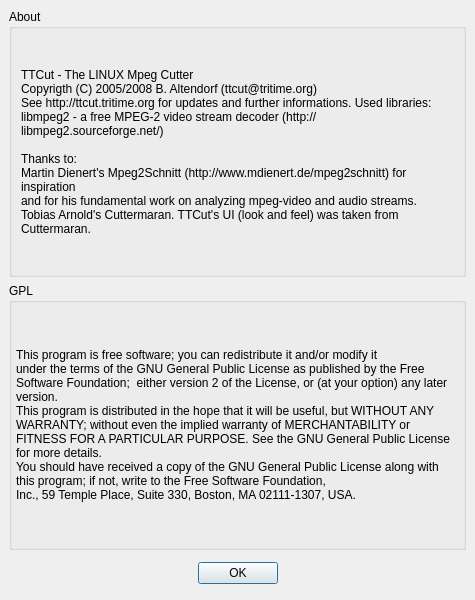
This is branches/work/ui/aboutdlg.ui in BackupTheBerlios/ttcut-svn as Qt 5 draws it before an edit. The edited form follows.
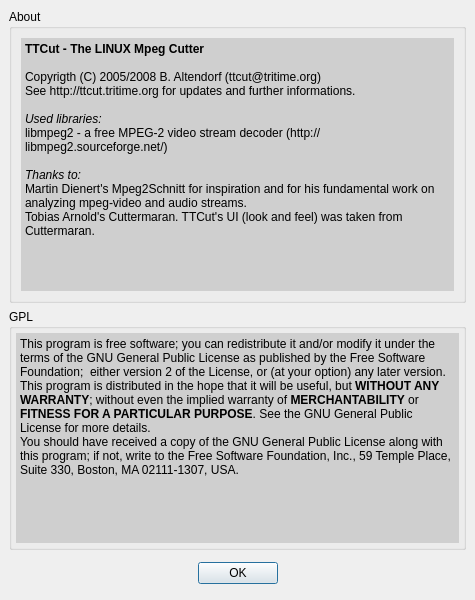
This is the edited form.

The edit to the form file:
```diff
--- a/branches/work/ui/aboutdlg.ui
+++ b/branches/work/ui/aboutdlg.ui
@@ -39,47 +39,16 @@
    <property name="spacing" >
     <number>6</number>
    </property>
-   <item row="0" column="0" >
-    <widget class="QGroupBox" name="gbAbout" >
-     <property name="title" >
-      <string>About</string>
-     </property>
-     <layout class="QGridLayout" >
-      <property name="margin" >
-       <number>9</number>
-      </property>
-      <property name="spacing" >
-       <number>6</number>
-      </property>
-      <item row="0" column="0" >
-       <widget class="QLabel" name="laAbout" >
-        <property name="text" >
-         <string>TTCut - The LINUX Mpeg Cutter
-Copyrigth (C) 2005/2008 B. Altendorf (ttcut@tritime.org)
-See http://ttcut.tritime.org for updates and further informations. Used libraries:
-libmpeg2 - a free MPEG-2 video stream decoder (http://libmpeg2.sourceforge.net/)
-
-Thanks to:
-Martin Dienert's Mpeg2Schnitt (http://www.mdienert.de/mpeg2schnitt) for inspiration
-and for his fundamental work on analyzing mpeg-video and audio streams.
-Tobias Arnold's Cuttermaran. TTCut's UI (look and feel) was taken from Cuttermaran.</string>
-        </property>
-        <property name="textFormat" >
-         <enum>Qt::PlainText</enum>
-        </property>
-        <property name="scaledContents" >
-         <bool>true</bool>
-        </property>
-        <property name="wordWrap" >
-         <bool>true</bool>
-        </property>
-       </widget>
-      </item>
-     </layout>
-    </widget>
-   </item>
    <item row="1" column="0" >
     <widget class="QGroupBox" name="gbGPL" >
+     <property name="sizePolicy" >
+      <sizepolicy>
+       <hsizetype>5</hsizetype>
+       <vsizetype>1</vsizetype>
+       <horstretch>0</horstretch>
+       <verstretch>0</verstretch>
+      </sizepolicy>
+     </property>
      <property name="title" >
       <string>GPL</string>
      </property>
@@ -91,17 +60,400 @@
        <number>4</number>
       </property>
       <item row="0" column="0" >
-       <widget class="QLabel" name="laGPL" >
-        <property name="text" >
-         <string>This program is free software; you can redistribute it and/or modify it
-under the terms of the GNU General Public License as published by the Free Software Foundation;  either version 2 of the License, or (at your option) any later version. 
-This program is distributed in the hope that it will be useful, but WITHOUT ANY WARRANTY; without even the implied warranty of MERCHANTABILITY or FITNESS FOR A PARTICULAR PURPOSE. See the GNU General Public License for more details.   
-You should have received a copy of the GNU General Public License along with this program; if not, write to the Free Software Foundation,
-Inc., 59 Temple Place, Suite 330, Boston, MA 02111-1307, USA.</string>
+       <widget class="QTextEdit" name="textEdit_2" >
+        <property name="enabled" >
+         <bool>true</bool>
         </property>
-        <property name="wordWrap" >
+        <property name="minimumSize" >
+         <size>
+          <width>0</width>
+          <height>210</height>
+         </size>
+        </property>
+        <property name="palette" >
+         <palette>
+          <active>
+           <colorrole role="WindowText" >
+            <brush brushstyle="SolidPattern" >
+             <color alpha="255" >
+              <red>0</red>
+              <green>0</green>
+              <blue>0</blue>
+             </color>
+            </brush>
+           </colorrole>
+           <colorrole role="Button" >
+            <brush brushstyle="SolidPattern" >
+             <color alpha="255" >
+              <red>207</red>
+              <green>207</green>
+              <blue>207</blue>
+             </color>
+            </brush>
+           </colorrole>
+           <colorrole role="Light" >
+            <brush brushstyle="SolidPattern" >
+             <color alpha="255" >
+              <red>255</red>
+              <green>255</green>
+              <blue>255</blue>
+             </color>
+            </brush>
+           </colorrole>
+           <colorrole role="Midlight" >
+            <brush brushstyle="SolidPattern" >
+             <color alpha="255" >
+              <red>231</red>
+              <green>231</green>
+              <blue>231</blue>
+             </color>
+            </brush>
+           </colorrole>
+           <colorrole role="Dark" >
+            <brush brushstyle="SolidPattern" >
+             <color alpha="255" >
+              <red>103</red>
+              <green>103</green>
+              <blue>103</blue>
+             </color>
+            </brush>
+           </colorrole>
+           <colorrole role="Mid" >
+            <brush brushstyle="SolidPattern" >
+             <color alpha="255" >
+              <red>138</red>
+              <green>138</green>
+              <blue>138</blue>
+             </color>
+            </brush>
+           </colorrole>
+           <colorrole role="Text" >
+            <brush brushstyle="SolidPattern" >
+             <color alpha="255" >
+              <red>0</red>
+              <green>0</green>
+              <blue>0</blue>
+             </color>
+            </brush>
+           </colorrole>
+           <colorrole role="BrightText" >
+            <brush brushstyle="SolidPattern" >
+             <color alpha="255" >
+              <red>255</red>
+              <green>255</green>
+              <blue>255</blue>
+             </color>
+            </brush>
+           </colorrole>
+           <colorrole role="ButtonText" >
+            <brush brushstyle="SolidPattern" >
+             <color alpha="255" >
+              <red>0</red>
+              <green>0</green>
+              <blue>0</blue>
+             </color>
+            </brush>
+           </colorrole>
+           <colorrole role="Base" >
+            <brush brushstyle="SolidPattern" >
+             <color alpha="255" >
+              <red>207</red>
+              <green>207</green>
+              <blue>207</blue>
+             </color>
+            </brush>
+           </colorrole>
+           <colorrole role="Window" >
+            <brush brushstyle="SolidPattern" >
+             <color alpha="255" >
+              <red>207</red>
+              <green>207</green>
+              <blue>207</blue>
+             </color>
+            </brush>
+           </colorrole>
+           <colorrole role="Shadow" >
+            <brush brushstyle="SolidPattern" >
+             <color alpha="255" >
+              <red>0</red>
+              <green>0</green>
+              <blue>0</blue>
+             </color>
+            </brush>
+           </colorrole>
+           <colorrole role="AlternateBase" >
+            <brush brushstyle="SolidPattern" >
+             <color alpha="255" >
+              <red>231</red>
+              <green>231</green>
+              <blue>231</blue>
+             </color>
+            </brush>
+           </colorrole>
+          </active>
+          <inactive>
+           <colorrole role="WindowText" >
+            <brush brushstyle="SolidPattern" >
+             <color alpha="255" >
+              <red>0</red>
+              <green>0</green>
+              <blue>0</blue>
+             </color>
+            </brush>
+           </colorrole>
+           <colorrole role="Button" >
+            <brush brushstyle="SolidPattern" >
+             <color alpha="255" >
+              <red>207</red>
+              <green>207</green>
+              <blue>207</blue>
+             </color>
+            </brush>
+           </colorrole>
+           <colorrole role="Light" >
+            <brush brushstyle="SolidPattern" >
+             <color alpha="255" >
+              <red>255</red>
+              <green>255</green>
+              <blue>255</blue>
+             </color>
+            </brush>
+           </colorrole>
+           <colorrole role="Midlight" >
+            <brush brushstyle="SolidPattern" >
+             <color alpha="255" >
+              <red>231</red>
+              <green>231</green>
+              <blue>231</blue>
+             </color>
+            </brush>
+           </colorrole>
+           <colorrole role="Dark" >
+            <brush brushstyle="SolidPattern" >
+             <color alpha="255" >
+              <red>103</red>
+              <green>103</green>
+              <blue>103</blue>
+             </color>
+            </brush>
+           </colorrole>
+           <colorrole role="Mid" >
+            <brush brushstyle="SolidPattern" >
+             <color alpha="255" >
+              <red>138</red>
+              <green>138</green>
+              <blue>138</blue>
+             </color>
+            </brush>
+           </colorrole>
+           <colorrole role="Text" >
+            <brush brushstyle="SolidPattern" >
+             <color alpha="255" >
+              <red>0</red>
+              <green>0</green>
+              <blue>0</blue>
+             </color>
+            </brush>
+           </colorrole>
+           <colorrole role="BrightText" >
+            <brush brushstyle="SolidPattern" >
+             <color alpha="255" >
+              <red>255</red>
+              <green>255</green>
+              <blue>255</blue>
+             </color>
+            </brush>
+           </colorrole>
+           <colorrole role="ButtonText" >
+            <brush brushstyle="SolidPattern" >
+             <color alpha="255" >
+              <red>0</red>
+              <green>0</green>
+              <blue>0</blue>
+             </color>
+            </brush>
+           </colorrole>
+           <colorrole role="Base" >
+            <brush brushstyle="SolidPattern" >
+             <color alpha="255" >
+              <red>207</red>
+              <green>207</green>
+              <blue>207</blue>
+             </color>
+            </brush>
+           </colorrole>
+           <colorrole role="Window" >
+            <brush brushstyle="SolidPattern" >
+             <color alpha="255" >
+              <red>207</red>
+              <green>207</green>
+              <blue>207</blue>
+             </color>
+            </brush>
+           </colorrole>
+           <colorrole role="Shadow" >
+            <brush brushstyle="SolidPattern" >
+             <color alpha="255" >
+              <red>0</red>
+              <green>0</green>
+              <blue>0</blue>
+             </color>
+            </brush>
+           </colorrole>
+           <colorrole role="AlternateBase" >
+            <brush brushstyle="SolidPattern" >
+             <color alpha="255" >
+              <red>231</red>
+              <green>231</green>
+              <blue>231</blue>
+             </color>
+            </brush>
+           </colorrole>
+          </inactive>
+          <disabled>
+           <colorrole role="WindowText" >
+            <brush brushstyle="SolidPattern" >
+             <color alpha="255" >
+              <red>103</red>
+              <green>103</green>
+              <blue>103</blue>
+             </color>
+            </brush>
+           </colorrole>
+           <colorrole role="Button" >
+            <brush brushstyle="SolidPattern" >
+             <color alpha="255" >
+              <red>207</red>
+              <green>207</green>
+              <blue>207</blue>
+             </color>
+            </brush>
+           </colorrole>
+           <colorrole role="Light" >
+            <brush brushstyle="SolidPattern" >
+             <color alpha="255" >
+              <red>255</red>
+              <green>255</green>
+              <blue>255</blue>
+             </color>
+            </brush>
+           </colorrole>
+           <colorrole role="Midlight" >
+            <brush brushstyle="SolidPattern" >
+             <color alpha="255" >
+              <red>231</red>
+              <green>231</green>
+              <blue>231</blue>
+             </color>
+            </brush>
+           </colorrole>
+           <colorrole role="Dark" >
+            <brush brushstyle="SolidPattern" >
+             <color alpha="255" >
+              <red>103</red>
+              <green>103</green>
+              <blue>103</blue>
+             </color>
+            </brush>
+           </colorrole>
+           <colorrole role="Mid" >
+            <brush brushstyle="SolidPattern" >
+             <color alpha="255" >
+              <red>138</red>
+              <green>138</green>
+              <blue>138</blue>
+             </color>
+            </brush>
+           </colorrole>
+           <colorrole role="Text" >
+            <brush brushstyle="SolidPattern" >
+             <color alpha="255" >
+              <red>103</red>
+              <green>103</green>
+              <blue>103</blue>
+             </color>
+            </brush>
+           </colorrole>
+           <colorrole role="BrightText" >
+            <brush brushstyle="SolidPattern" >
+             <color alpha="255" >
+              <red>255</red>
+              <green>255</green>
+              <blue>255</blue>
+             </color>
+            </brush>
+           </colorrole>
+           <colorrole role="ButtonText" >
+            <brush brushstyle="SolidPattern" >
+             <color alpha="255" >
+              <red>103</red>
+              <green>103</green>
+              <blue>103</blue>
+             </color>
+            </brush>
+           </colorrole>
+           <colorrole role="Base" >
+            <brush brushstyle="SolidPattern" >
+             <color alpha="255" >
+              <red>207</red>
+              <green>207</green>
+              <blue>207</blue>
+             </color>
+            </brush>
+           </colorrole>
+           <colorrole role="Window" >
+            <brush brushstyle="SolidPattern" >
+             <color alpha="255" >
+              <red>207</red>
+              <green>207</green>
+              <blue>207</blue>
+             </color>
+            </brush>
+           </colorrole>
+           <colorrole role="Shadow" >
+            <brush brushstyle="SolidPattern" >
+             <color alpha="255" >
+              <red>0</red>
+              <green>0</green>
+              <blue>0</blue>
+             </color>
+            </brush>
+           </colorrole>
+           <colorrole role="AlternateBase" >
+            <brush brushstyle="SolidPattern" >
+             <color alpha="255" >
+              <red>207</red>
+              <green>207</green>
+              <blue>207</blue>
+             </color>
+            </brush>
+           </colorrole>
+          </disabled>
+         </palette>
+        </property>
+        <property name="frameShape" >
+         <enum>QFrame::NoFrame</enum>
+        </property>
+        <property name="frameShadow" >
+         <enum>QFrame::Plain</enum>
+        </property>
+        <property name="verticalScrollBarPolicy" >
+         <enum>Qt::ScrollBarAlwaysOff</enum>
+        </property>
+        <property name="horizontalScrollBarPolicy" >
+         <enum>Qt::ScrollBarAlwaysOff</enum>
+        </property>
+        <property name="readOnly" >
          <bool>true</bool>
         </property>
+        <property name="html" >
+         <string>&lt;html>&lt;head>&lt;meta name="qrichtext" content="1" />&lt;style type="text/css">
+p, li { white-space: pre-wrap; }
+&lt;/style>&lt;/head>&lt;body style=" font-family:'Sans Serif'; font-size:9pt; font-weight:400; font-style:normal; text-decoration:none;">
+&lt;p style=" margin-top:0px; margin-bottom:0px; margin-left:0px; margin-right:0px; -qt-block-indent:0; text-indent:0px;">This program is free software; you can redistribute it and/or modify it under the terms of the GNU General Public License as published by the Free Software Foundation;  either version 2 of the License, or (at your option) any later version. &lt;/p>
+&lt;p style=" margin-top:0px; margin-bottom:0px; margin-left:0px; margin-right:0px; -qt-block-indent:0; text-indent:0px;">This program is distributed in the hope that it will be useful, but &lt;span style=" font-weight:600;">WITHOUT ANY WARRANTY&lt;/span>; without even the implied warranty of &lt;span style=" font-weight:600;">MERCHANTABILITY&lt;/span> or &lt;span style=" font-weight:600;">FITNESS FOR A PARTICULAR PURPOSE&lt;/span>. See the GNU General Public License for more details.   &lt;/p>
+&lt;p style=" margin-top:0px; margin-bottom:0px; margin-left:0px; margin-right:0px; -qt-block-indent:0; text-indent:0px;">You should have received a copy of the GNU General Public License along with this program; if not, write to the Free Software Foundation, Inc., 59 Temple Place, Suite 330, Boston, MA 02111-1307, USA.&lt;/p>&lt;/body>&lt;/html></string>
+        </property>
        </widget>
       </item>
      </layout>
@@ -150,6 +502,448 @@
      </item>
     </layout>
    </item>
+   <item row="0" column="0" >
+    <widget class="QGroupBox" name="gbAbout" >
+     <property name="sizePolicy" >
+      <sizepolicy>
+       <hsizetype>5</hsizetype>
+       <vsizetype>1</vsizetype>
+       <horstretch>0</horstretch>
+       <verstretch>2</verstretch>
+      </sizepolicy>
+     </property>
+     <property name="title" >
+      <string>About</string>
+     </property>
+     <layout class="QGridLayout" >
+      <property name="margin" >
+       <number>9</number>
+      </property>
+      <property name="spacing" >
+       <number>6</number>
+      </property>
+      <item row="0" column="0" >
+       <widget class="QTextEdit" name="textEdit" >
+        <property name="enabled" >
+         <bool>true</bool>
+        </property>
+        <property name="sizePolicy" >
+         <sizepolicy>
+          <hsizetype>7</hsizetype>
+          <vsizetype>1</vsizetype>
+          <horstretch>0</horstretch>
+          <verstretch>0</verstretch>
+         </sizepolicy>
+        </property>
+        <property name="minimumSize" >
+         <size>
+          <width>0</width>
+          <height>140</height>
+         </size>
+        </property>
+        <property name="maximumSize" >
+         <size>
+          <width>16777215</width>
+          <height>260</height>
+         </size>
+        </property>
+        <property name="palette" >
+         <palette>
+          <active>
+           <colorrole role="WindowText" >
+            <brush brushstyle="SolidPattern" >
+             <color alpha="255" >
+              <red>0</red>
+              <green>0</green>
+              <blue>0</blue>
+             </color>
+            </brush>
+           </colorrole>
+           <colorrole role="Button" >
+            <brush brushstyle="SolidPattern" >
+             <color alpha="255" >
+              <red>207</red>
+              <green>207</green>
+              <blue>207</blue>
+             </color>
+            </brush>
+           </colorrole>
+           <colorrole role="Light" >
+            <brush brushstyle="SolidPattern" >
+             <color alpha="255" >
+              <red>255</red>
+              <green>255</green>
+              <blue>255</blue>
+             </color>
+            </brush>
+           </colorrole>
+           <colorrole role="Midlight" >
+            <brush brushstyle="SolidPattern" >
+             <color alpha="255" >
+              <red>231</red>
+              <green>231</green>
+              <blue>231</blue>
+             </color>
+            </brush>
+           </colorrole>
+           <colorrole role="Dark" >
+            <brush brushstyle="SolidPattern" >
+             <color alpha="255" >
+              <red>103</red>
+              <green>103</green>
+              <blue>103</blue>
+             </color>
+            </brush>
+           </colorrole>
+           <colorrole role="Mid" >
+            <brush brushstyle="SolidPattern" >
+             <color alpha="255" >
+              <red>138</red>
+              <green>138</green>
+              <blue>138</blue>
+             </color>
+            </brush>
+           </colorrole>
+           <colorrole role="Text" >
+            <brush brushstyle="SolidPattern" >
+             <color alpha="255" >
+              <red>0</red>
+              <green>0</green>
+              <blue>0</blue>
+             </color>
+            </brush>
+           </colorrole>
+           <colorrole role="BrightText" >
+            <brush brushstyle="SolidPattern" >
+             <color alpha="255" >
+              <red>255</red>
+              <green>255</green>
+              <blue>255</blue>
+             </color>
+            </brush>
+           </colorrole>
+           <colorrole role="ButtonText" >
+            <brush brushstyle="SolidPattern" >
+             <color alpha="255" >
+              <red>0</red>
+              <green>0</green>
+              <blue>0</blue>
+             </color>
+            </brush>
+           </colorrole>
+           <colorrole role="Base" >
+            <brush brushstyle="SolidPattern" >
+             <color alpha="255" >
+              <red>207</red>
+              <green>207</green>
+              <blue>207</blue>
+             </color>
+            </brush>
+           </colorrole>
+           <colorrole role="Window" >
+            <brush brushstyle="SolidPattern" >
+             <color alpha="255" >
+              <red>207</red>
+              <green>207</green>
+              <blue>207</blue>
+             </color>
+            </brush>
+           </colorrole>
+           <colorrole role="Shadow" >
+            <brush brushstyle="SolidPattern" >
+             <color alpha="255" >
+              <red>0</red>
+              <green>0</green>
+              <blue>0</blue>
+             </color>
+            </brush>
+           </colorrole>
+           <colorrole role="AlternateBase" >
+            <brush brushstyle="SolidPattern" >
+             <color alpha="255" >
+              <red>231</red>
+              <green>231</green>
+              <blue>231</blue>
+             </color>
+            </brush>
+           </colorrole>
+          </active>
+          <inactive>
+           <colorrole role="WindowText" >
+            <brush brushstyle="SolidPattern" >
+             <color alpha="255" >
+              <red>0</red>
+              <green>0</green>
+              <blue>0</blue>
+             </color>
+            </brush>
+           </colorrole>
+           <colorrole role="Button" >
+            <brush brushstyle="SolidPattern" >
+             <color alpha="255" >
+              <red>207</red>
+              <green>207</green>
+              <blue>207</blue>
+             </color>
+            </brush>
+           </colorrole>
+           <colorrole role="Light" >
+            <brush brushstyle="SolidPattern" >
+             <color alpha="255" >
+              <red>255</red>
+              <green>255</green>
+              <blue>255</blue>
+             </color>
+            </brush>
+           </colorrole>
+           <colorrole role="Midlight" >
+            <brush brushstyle="SolidPattern" >
+             <color alpha="255" >
+              <red>231</red>
+              <green>231</green>
+              <blue>231</blue>
+             </color>
+            </brush>
+           </colorrole>
+           <colorrole role="Dark" >
+            <brush brushstyle="SolidPattern" >
+             <color alpha="255" >
+              <red>103</red>
+              <green>103</green>
+              <blue>103</blue>
+             </color>
+            </brush>
+           </colorrole>
+           <colorrole role="Mid" >
+            <brush brushstyle="SolidPattern" >
+             <color alpha="255" >
+              <red>138</red>
+              <green>138</green>
+              <blue>138</blue>
+             </color>
+            </brush>
+           </colorrole>
+           <colorrole role="Text" >
+            <brush brushstyle="SolidPattern" >
+             <color alpha="255" >
+              <red>0</red>
+              <green>0</green>
+              <blue>0</blue>
+             </color>
+            </brush>
+           </colorrole>
+           <colorrole role="BrightText" >
+            <brush brushstyle="SolidPattern" >
+             <color alpha="255" >
+              <red>255</red>
+              <green>255</green>
+              <blue>255</blue>
+             </color>
+            </brush>
+           </colorrole>
+           <colorrole role="ButtonText" >
+            <brush brushstyle="SolidPattern" >
+             <color alpha="255" >
+              <red>0</red>
+              <green>0</green>
+              <blue>0</blue>
+             </color>
+            </brush>
+           </colorrole>
+           <colorrole role="Base" >
+            <brush brushstyle="SolidPattern" >
+             <color alpha="255" >
+              <red>207</red>
+              <green>207</green>
+              <blue>207</blue>
+             </color>
+            </brush>
+           </colorrole>
+           <colorrole role="Window" >
+            <brush brushstyle="SolidPattern" >
+             <color alpha="255" >
+              <red>207</red>
+              <green>207</green>
+              <blue>207</blue>
+             </color>
+            </brush>
+           </colorrole>
+           <colorrole role="Shadow" >
+            <brush brushstyle="SolidPattern" >
+             <color alpha="255" >
+              <red>0</red>
+              <green>0</green>
+              <blue>0</blue>
+             </color>
+            </brush>
+           </colorrole>
+           <colorrole role="AlternateBase" >
+            <brush brushstyle="SolidPattern" >
+             <color alpha="255" >
+              <red>231</red>
+              <green>231</green>
+              <blue>231</blue>
+             </color>
+            </brush>
+           </colorrole>
+          </inactive>
+          <disabled>
+           <colorrole role="WindowText" >
+            <brush brushstyle="SolidPattern" >
+             <color alpha="255" >
+              <red>103</red>
+              <green>103</green>
+              <blue>103</blue>
+             </color>
+            </brush>
+           </colorrole>
+           <colorrole role="Button" >
+            <brush brushstyle="SolidPattern" >
+             <color alpha="255" >
+              <red>207</red>
+              <green>207</green>
+              <blue>207</blue>
+             </color>
+            </brush>
+           </colorrole>
+           <colorrole role="Light" >
+            <brush brushstyle="SolidPattern" >
+             <color alpha="255" >
+              <red>255</red>
+              <green>255</green>
+              <blue>255</blue>
+             </color>
+            </brush>
+           </colorrole>
+           <colorrole role="Midlight" >
+            <brush brushstyle="SolidPattern" >
+             <color alpha="255" >
+              <red>231</red>
+              <green>231</green>
+              <blue>231</blue>
+             </color>
+            </brush>
+           </colorrole>
+           <colorrole role="Dark" >
+            <brush brushstyle="SolidPattern" >
+             <color alpha="255" >
+              <red>103</red>
+              <green>103</green>
+              <blue>103</blue>
+             </color>
+            </brush>
+           </colorrole>
+           <colorrole role="Mid" >
+            <brush brushstyle="SolidPattern" >
+             <color alpha="255" >
+              <red>138</red>
+              <green>138</green>
+              <blue>138</blue>
+             </color>
+            </brush>
+           </colorrole>
+           <colorrole role="Text" >
+            <brush brushstyle="SolidPattern" >
+             <color alpha="255" >
+              <red>103</red>
+              <green>103</green>
+              <blue>103</blue>
+             </color>
+            </brush>
+           </colorrole>
+           <colorrole role="BrightText" >
+            <brush brushstyle="SolidPattern" >
+             <color alpha="255" >
+              <red>255</red>
+              <green>255</green>
+              <blue>255</blue>
+             </color>
+            </brush>
+           </colorrole>
+           <colorrole role="ButtonText" >
+            <brush brushstyle="SolidPattern" >
+             <color alpha="255" >
+              <red>103</red>
+              <green>103</green>
+              <blue>103</blue>
+             </color>
+            </brush>
+           </colorrole>
+           <colorrole role="Base" >
+            <brush brushstyle="SolidPattern" >
+             <color alpha="255" >
+              <red>207</red>
+              <green>207</green>
+              <blue>207</blue>
+             </color>
+            </brush>
+           </colorrole>
+           <colorrole role="Window" >
+            <brush brushstyle="SolidPattern" >
+             <color alpha="255" >
+              <red>207</red>
+              <green>207</green>
+              <blue>207</blue>
+             </color>
+            </brush>
+           </colorrole>
+           <colorrole role="Shadow" >
+            <brush brushstyle="SolidPattern" >
+             <color alpha="255" >
+              <red>0</red>
+              <green>0</green>
+              <blue>0</blue>
+             </color>
+            </brush>
+           </colorrole>
+           <colorrole role="AlternateBase" >
+            <brush brushstyle="SolidPattern" >
+             <color alpha="255" >
+              <red>207</red>
+              <green>207</green>
+              <blue>207</blue>
+             </color>
+            </brush>
+           </colorrole>
+          </disabled>
+         </palette>
+        </property>
+        <property name="frameShape" >
+         <enum>QFrame::NoFrame</enum>
+        </property>
+        <property name="frameShadow" >
+         <enum>QFrame::Plain</enum>
+        </property>
+        <property name="verticalScrollBarPolicy" >
+         <enum>Qt::ScrollBarAlwaysOff</enum>
+        </property>
+        <property name="horizontalScrollBarPolicy" >
+         <enum>Qt::ScrollBarAlwaysOff</enum>
+        </property>
+        <property name="readOnly" >
+         <bool>true</bool>
+        </property>
+        <property name="html" >
+         <string>&lt;html>&lt;head>&lt;meta name="qrichtext" content="1" />&lt;style type="text/css">
+p, li { white-space: pre-wrap; }
+&lt;/style>&lt;/head>&lt;body style=" font-family:'Sans Serif'; font-size:9pt; font-weight:400; font-style:normal; text-decoration:none;">
+&lt;p style=" margin-top:0px; margin-bottom:0px; margin-left:0px; margin-right:0px; -qt-block-indent:0; text-indent:0px;">&lt;span style=" font-weight:600;">TTCut - The LINUX Mpeg Cutter&lt;/span>&lt;/p>
+&lt;p style="-qt-paragraph-type:empty; margin-top:0px; margin-bottom:0px; margin-left:0px; margin-right:0px; -qt-block-indent:0; text-indent:0px; font-weight:600;">&lt;/p>
+&lt;p style=" margin-top:0px; margin-bottom:0px; margin-left:0px; margin-right:0px; -qt-block-indent:0; text-indent:0px;">Copyrigth (C) 2005/2008 B. Altendorf (ttcut@tritime.org)&lt;/p>
+&lt;p style=" margin-top:0px; margin-bottom:0px; margin-left:0px; margin-right:0px; -qt-block-indent:0; text-indent:0px;">See http://ttcut.tritime.org for updates and further informations. &lt;/p>
+&lt;p style="-qt-paragraph-type:empty; margin-top:0px; margin-bottom:0px; margin-left:0px; margin-right:0px; -qt-block-indent:0; text-indent:0px;">&lt;/p>
+&lt;p style=" margin-top:0px; margin-bottom:0px; margin-left:0px; margin-right:0px; -qt-block-indent:0; text-indent:0px;">&lt;span style=" font-style:italic;">Used libraries:&lt;/span>&lt;/p>
+&lt;p style=" margin-top:0px; margin-bottom:0px; margin-left:0px; margin-right:0px; -qt-block-indent:0; text-indent:0px;">libmpeg2 - a free MPEG-2 video stream decoder (http://libmpeg2.sourceforge.net/)&lt;/p>
+&lt;p style="-qt-paragraph-type:empty; margin-top:0px; margin-bottom:0px; margin-left:0px; margin-right:0px; -qt-block-indent:0; text-indent:0px;">&lt;/p>
+&lt;p style=" margin-top:0px; margin-bottom:0px; margin-left:0px; margin-right:0px; -qt-block-indent:0; text-indent:0px;">&lt;span style=" font-style:italic;">Thanks to:&lt;/span>&lt;/p>
+&lt;p style=" margin-top:0px; margin-bottom:0px; margin-left:0px; margin-right:0px; -qt-block-indent:0; text-indent:0px;">Martin Dienert's Mpeg2Schnitt for inspiration and for his fundamental work on analyzing mpeg-video and audio streams.&lt;/p>
+&lt;p style=" margin-top:0px; margin-bottom:0px; margin-left:0px; margin-right:0px; -qt-block-indent:0; text-indent:0px;">Tobias Arnold's Cuttermaran. TTCut's UI (look and feel) was taken from Cuttermaran.&lt;/p>&lt;/body>&lt;/html></string>
+        </property>
+       </widget>
+      </item>
+     </layout>
+    </widget>
+   </item>
   </layout>
  </widget>
  <resources/>
```
